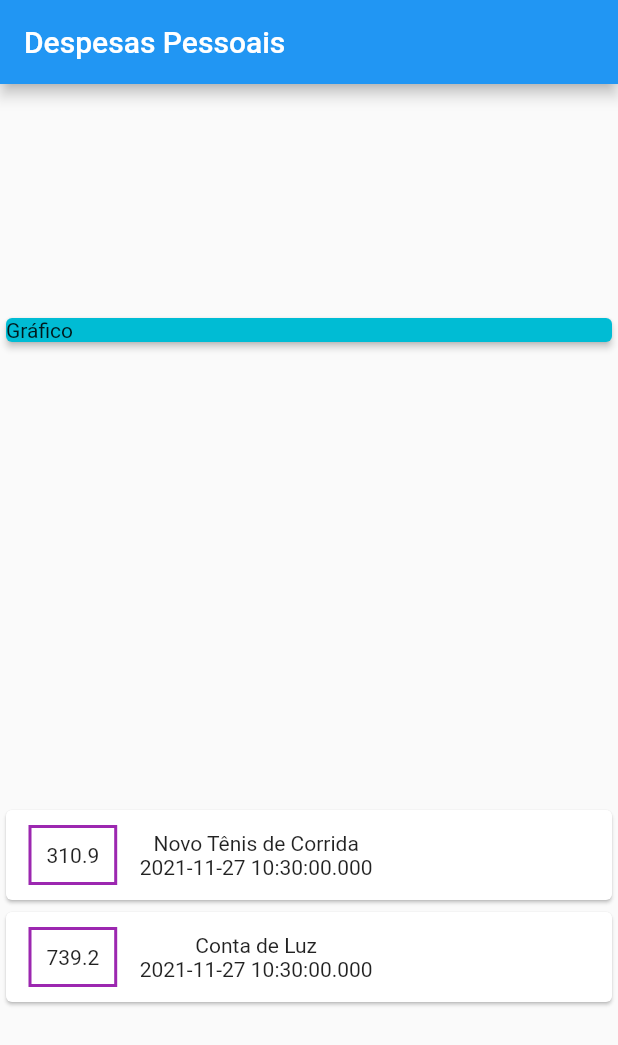
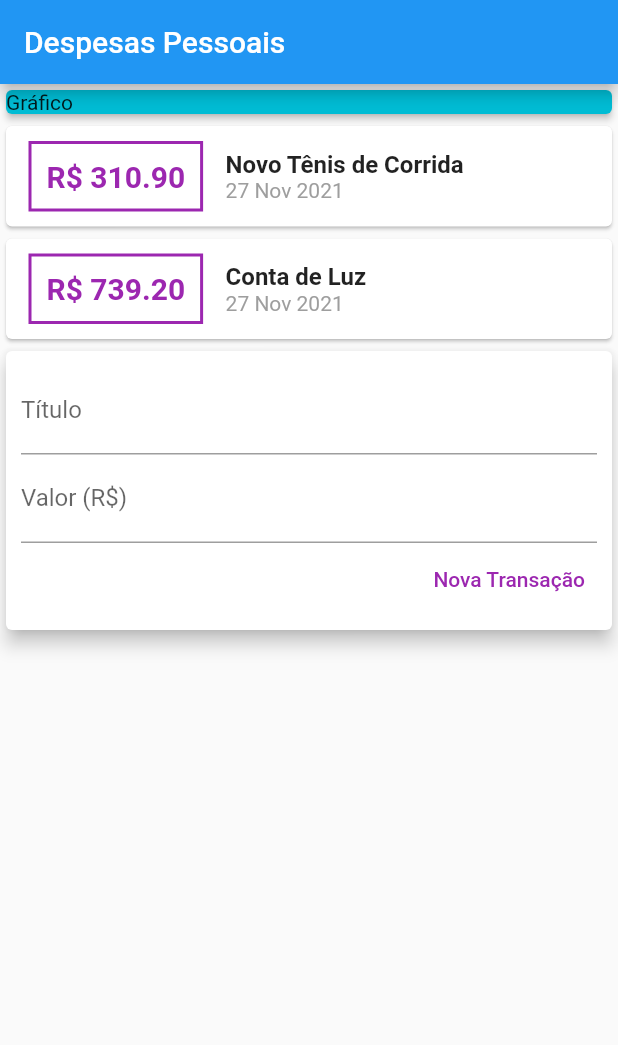
Before and after one commit to andcalazans/expenses, a Flutter app: the screen it shows after launch, on a phone screen of 412 x 824 dp. Shown: the top 1045 px of the screen. Run offline on Flutter 3.47's test engine with Material 2 defaults, Android fonts, the phone set to English and light mode, and no system bars.

Commit message:
Adds transaction form

```diff
--- a/lib/main.dart
+++ b/lib/main.dart
@@ -1,5 +1,6 @@
 import 'package:expenses/models/transaction.dart';
 import 'package:flutter/material.dart';
+import 'package:intl/intl.dart';
 
 main() => runApp(ExpensesApp());
 
@@ -37,7 +38,7 @@ class MyHomePage extends StatelessWidget {
         title: Text('Despesas Pessoais'),
       ),
       body: Column(
-        mainAxisAlignment: MainAxisAlignment.spaceAround,
+        // mainAxisAlignment: MainAxisAlignment.spaceAround,
         crossAxisAlignment: CrossAxisAlignment.stretch,
         children: [
           Container(
@@ -64,19 +65,65 @@ class MyHomePage extends StatelessWidget {
                         color: Colors.purple,
                         width: 2,
                       )),
-                      child: Text(e.value.toString()),
+                      child: Text(
+                        'R\$ ${e.value.toStringAsFixed(2)}',
+                        style: const TextStyle(
+                            fontWeight: FontWeight.bold,
+                            fontSize: 20,
+                            color: Colors.purple),
+                      ),
                     ),
                     Column(
+                      crossAxisAlignment: CrossAxisAlignment.start,
                       children: [
-                        Text(e.title),
-                        Text(e.date.toString()),
+                        Text(
+                          e.title,
+                          style: const TextStyle(
+                            fontSize: 16,
+                            fontWeight: FontWeight.bold,
+                          ),
+                        ),
+                        Text(
+                          DateFormat('d MMM y').format(e.date),
+                          style: const TextStyle(
+                            color: Colors.grey,
+                          ),
+                        ),
                       ],
                     ),
                   ],
                 ),
               );
             }).toList(),
-          )
+          ),
+          Card(
+            elevation: 5,
+            child: Padding(
+              padding: const EdgeInsets.all(10),
+              child: Column(
+                children: [
+                  const TextField(
+                    decoration: InputDecoration(labelText: 'Título'),
+                  ),
+                  const TextField(
+                    decoration: InputDecoration(labelText: 'Valor (R\$)'),
+                  ),
+                  Row(
+                    mainAxisAlignment: MainAxisAlignment.end,
+                    children: [
+                      TextButton(
+                        style: TextButton.styleFrom(
+                          primary: Colors.purple,
+                        ),
+                        onPressed: () => {},
+                        child: const Text('Nova Transação'),
+                      ),
+                    ],
+                  )
+                ],
+              ),
+            ),
+          ),
         ],
       ),
     );
--- a/pubspec.yaml
+++ b/pubspec.yaml
@@ -38,6 +38,7 @@ dependencies:
 dev_dependencies:
   flutter_test:
     sdk: flutter
+  intl: ^0.17.0
 
   # The "flutter_lints" package below contains a set of recommended lints to
   # encourage good coding practices. The lint set provided by the package is
```
Also changed, not shown: pubspec.lock.
